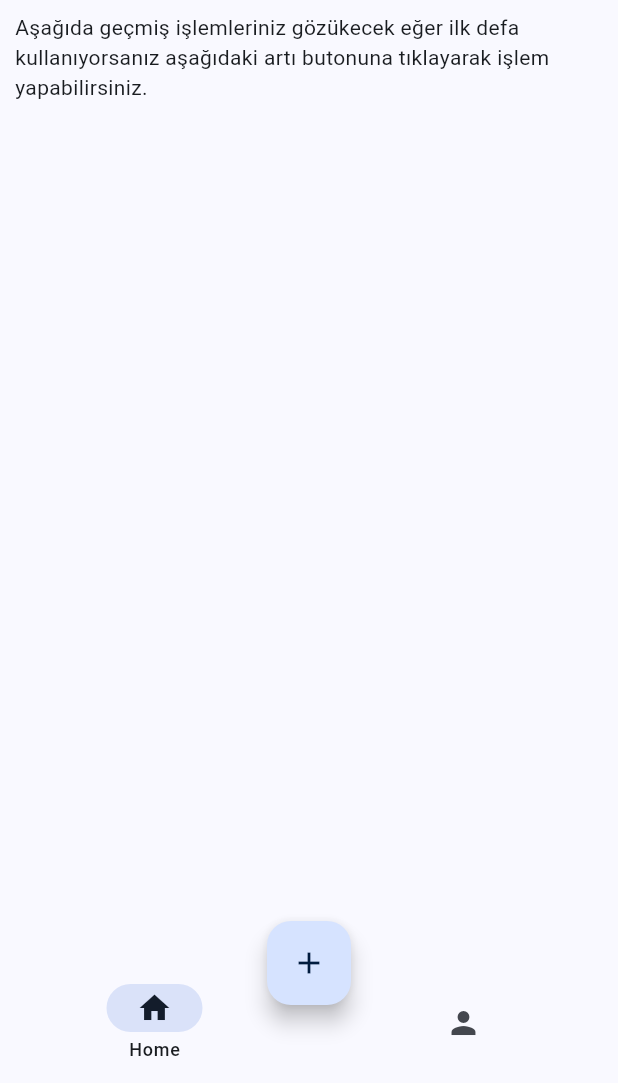
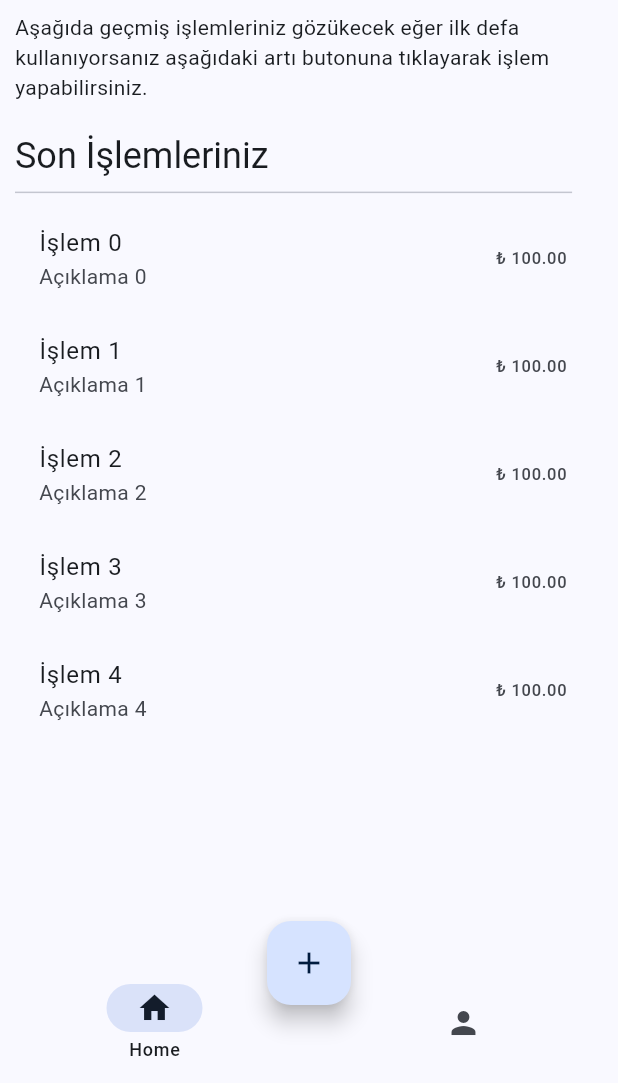
Before and after one commit to korkmazMert/meajor, a Flutter app: the HomeView screen opened by its route, on a phone screen of 412 x 824 dp, the part 153-1236 px from its top. Run offline on Flutter 3.47's test engine with Material 3 defaults, Android fonts, the phone set to English and light mode, and no system bars; our stand-ins replace auto_route, connectivity_plus, cookie_jar, dio, dio_cookie_manager, equatable and 7 more; missing offline and left inert: curl_logger_dio_interceptor, grpc, protobuf; accounts and stored records are empty; statements that could not run were skipped.

Commit message:
add: homeViewBody

```diff
--- a/lib/app/view/home_view/home_view.dart
+++ b/lib/app/view/home_view/home_view.dart
@@ -1,4 +1,5 @@
 import 'package:alisatiyor/app/view/home_view/home_view_mixin.dart';
+import 'package:alisatiyor/core/padding/page_padding.dart';
 import 'package:auto_route/auto_route.dart';
 import 'package:flutter/material.dart';
 
@@ -19,8 +20,15 @@ final class HomeView extends StatelessWidget with HomeViewMixin {
       ),
       body: Center(
           child: Column(
+        crossAxisAlignment: CrossAxisAlignment.start,
         children: [
-          homeViewHeader(context),
+          Padding(
+              padding: const PagePadding.allLow(),
+              child: homeViewHeader(context)),
+          Padding(
+            padding: const PagePadding.allLow(),
+            child: homeViewBody(context),
+          ),
         ],
       )),
     );
--- a/lib/app/view/home_view/home_view_mixin.dart
+++ b/lib/app/view/home_view/home_view_mixin.dart
@@ -1,12 +1,10 @@
+import 'package:alisatiyor/app/view/home_view/recent_activites.dart';
 import 'package:alisatiyor/core/extensions/build_context_ext.dart';
-import 'package:alisatiyor/core/padding/page_padding.dart';
 import 'package:flutter/material.dart';
 
 mixin HomeViewMixin {
-  Padding homeViewHeader(BuildContext context) {
-    return Padding(
-        padding: const PagePadding.allLow(),
-        child: Row(
+  Widget homeViewHeader(BuildContext context) {
+    return Row(
       children: [
         Expanded(
           child: Column(
@@ -23,6 +21,20 @@ mixin HomeViewMixin {
           ),
         ),
       ],
-        ));
+    );
+  }
+
+  Widget homeViewBody(BuildContext context) {
+    return Column(
+      crossAxisAlignment: CrossAxisAlignment.start,
+      children: [
+        Text(
+          'Son İşlemleriniz',
+          style: Theme.of(context).textTheme.headlineSmall,
+        ),
+        Divider(endIndent: context.width * 0.05),
+        const RecentActivities(),
+      ],
+    );
   }
 }
--- /dev/null
+++ b/lib/app/view/home_view/recent_activites.dart
@@ -0,0 +1,22 @@
+import 'package:flutter/material.dart';
+
+class RecentActivities extends StatelessWidget {
+  const RecentActivities({
+    super.key,
+  });
+
+  @override
+  Widget build(BuildContext context) {
+    return ListView.builder(
+      shrinkWrap: true,
+      itemCount: 5,
+      itemBuilder: (context, index) {
+        return ListTile(
+          title: Text('İşlem $index'),
+          subtitle: Text('Açıklama $index'),
+          trailing: Text('₺ 100.00'),
+        );
+      },
+    );
+  }
+}
--- a/lib/app/view/view_account/account_view.dart
+++ b/lib/app/view/view_account/account_view.dart
@@ -13,6 +13,7 @@ class AccountView extends StatelessWidget with SnackBarMessengerMixin {
   @override
   Widget build(BuildContext context) {
     return Scaffold(
+      appBar: AppBar(),
       body: Center(
         child: Column(
           children: [
```
Lines whose indentation alone changed are shown as unchanged.
